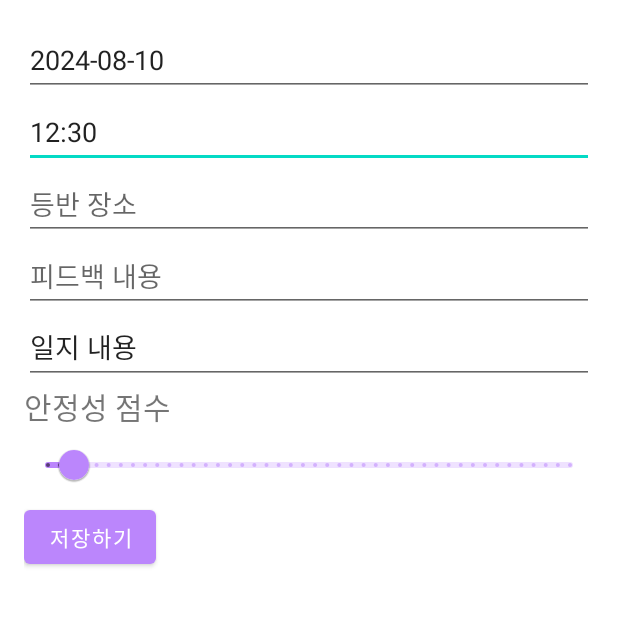
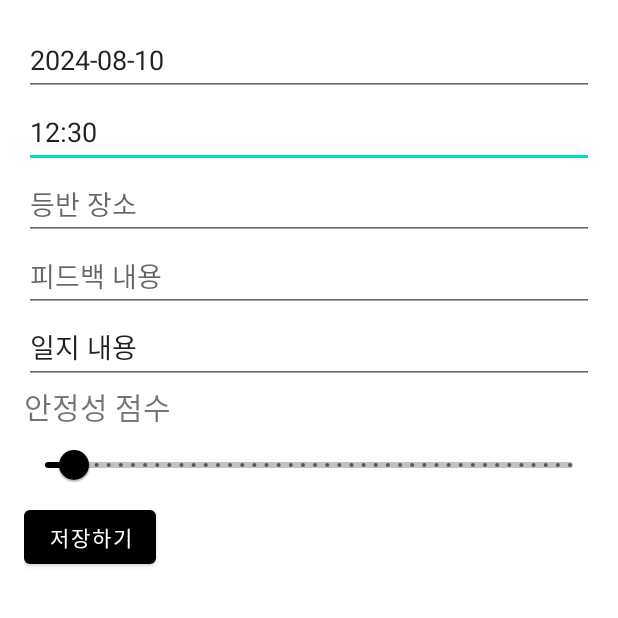
Before and after one commit to choyj0920/climbfeedback, an Android app: the screen it shows after launch (TestAddClimbingLogActivity), after a tap on "10", on a phone screen of 412 x 824 dp, the top half of it. Run offline under Robolectric (Android 15) with nearby library versions, the phone set to English and light mode, and no system bars; our stand-ins replace navigation-ui.

Commit message:
style  maincolor pur->black

```diff
--- a/app/src/main/res/values/themes.xml
+++ b/app/src/main/res/values/themes.xml
@@ -2,8 +2,8 @@
     <!-- Base application theme. -->
     <style name="Theme.Climbfeedback" parent="Theme.MaterialComponents.DayNight.NoActionBar">
         <!-- Primary brand color. -->
-        <item name="colorPrimary">@color/purple_200</item>
-        <item name="colorPrimaryVariant">@color/purple_700</item>
+        <item name="colorPrimary">@color/black</item>
+        <item name="colorPrimaryVariant">@color/black</item>
         <item name="colorOnPrimary">@color/black</item>
         <!-- Secondary brand color. -->
         <item name="colorSecondary">@color/teal_200</item>
```
